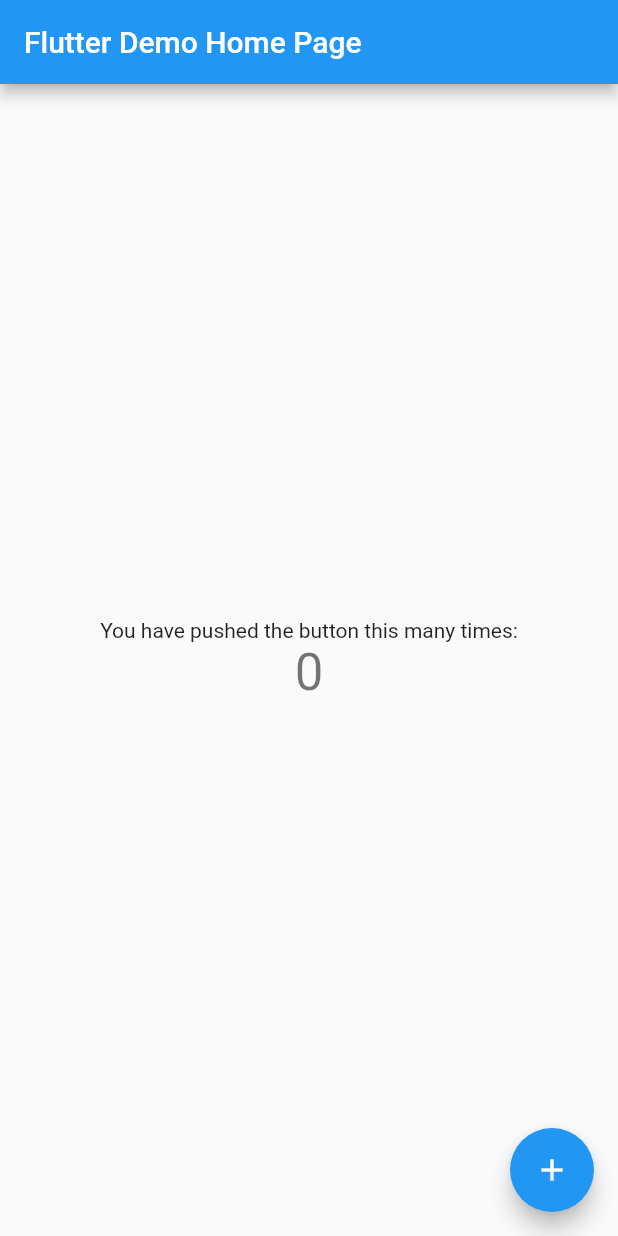
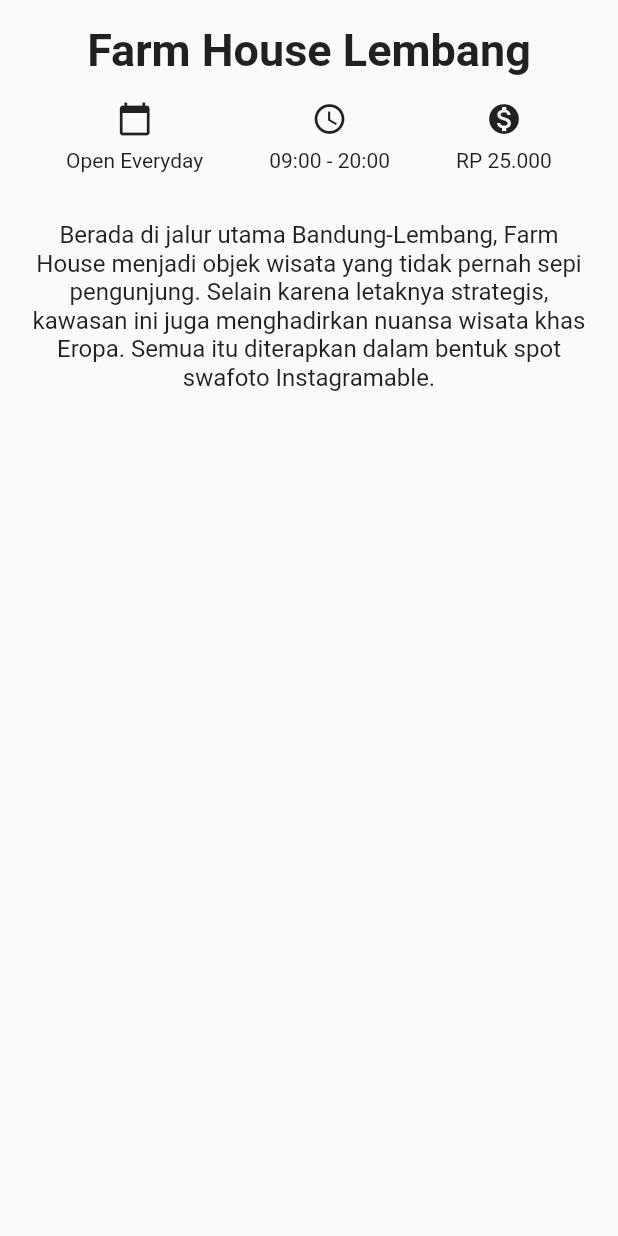
Before and after one commit to roberttijani/wisata_bandung, a Flutter app: the screen it shows after launch, on a phone screen of 412 x 824 dp. Run offline on Flutter 3.47's test engine with Material 2 defaults, Android fonts, the phone set to English and light mode, and no system bars.

Commit message:
update main.dart

```diff
--- a/lib/main.dart
+++ b/lib/main.dart
@@ -1,115 +1,77 @@
 import 'package:flutter/material.dart';
 
-void main() {
-  runApp(const MyApp());
-}
+void main() => runApp(MyApp());
 
 class MyApp extends StatelessWidget {
-  const MyApp({Key? key}) : super(key: key);
-
-  // This widget is the root of your application.
   @override
   Widget build(BuildContext context) {
     return MaterialApp(
-      title: 'Flutter Demo',
-      theme: ThemeData(
-        // This is the theme of your application.
-        //
-        // Try running your application with "flutter run". You'll see the
-        // application has a blue toolbar. Then, without quitting the app, try
-        // changing the primarySwatch below to Colors.green and then invoke
-        // "hot reload" (press "r" in the console where you ran "flutter run",
-        // or simply save your changes to "hot reload" in a Flutter IDE).
-        // Notice that the counter didn't reset back to zero; the application
-        // is not restarted.
-        primarySwatch: Colors.blue,
-      ),
-      home: const MyHomePage(title: 'Flutter Demo Home Page'),
+      title: 'Wisata Bandung',
+      theme: ThemeData(),
+      home: DetailScreen(),
     );
   }
 }
 
-class MyHomePage extends StatefulWidget {
-  const MyHomePage({Key? key, required this.title}) : super(key: key);
-
-  // This widget is the home page of your application. It is stateful, meaning
-  // that it has a State object (defined below) that contains fields that affect
-  // how it looks.
-
-  // This class is the configuration for the state. It holds the values (in this
-  // case the title) provided by the parent (in this case the App widget) and
-  // used by the build method of the State. Fields in a Widget subclass are
-  // always marked "final".
-
-  final String title;
-
-  @override
-  State<MyHomePage> createState() => _MyHomePageState();
-}
-
-class _MyHomePageState extends State<MyHomePage> {
-  int _counter = 0;
-
-  void _incrementCounter() {
-    setState(() {
-      // This call to setState tells the Flutter framework that something has
-      // changed in this State, which causes it to rerun the build method below
-      // so that the display can reflect the updated values. If we changed
-      // _counter without calling setState(), then the build method would not be
-      // called again, and so nothing would appear to happen.
-      _counter++;
-    });
-  }
-
+class DetailScreen extends StatelessWidget {
   @override
   Widget build(BuildContext context) {
-    // This method is rerun every time setState is called, for instance as done
-    // by the _incrementCounter method above.
-    //
-    // The Flutter framework has been optimized to make rerunning build methods
-    // fast, so that you can just rebuild anything that needs updating rather
-    // than having to individually change instances of widgets.
     return Scaffold(
-      appBar: AppBar(
-        // Here we take the value from the MyHomePage object that was created by
-        // the App.build method, and use it to set our appbar title.
-        title: Text(widget.title),
-      ),
-      body: Center(
-        // Center is a layout widget. It takes a single child and positions it
-        // in the middle of the parent.
+      body: SafeArea(
         child: Column(
-          // Column is also a layout widget. It takes a list of children and
-          // arranges them vertically. By default, it sizes itself to fit its
-          // children horizontally, and tries to be as tall as its parent.
-          //
-          // Invoke "debug painting" (press "p" in the console, choose the
-          // "Toggle Debug Paint" action from the Flutter Inspector in Android
-          // Studio, or the "Toggle Debug Paint" command in Visual Studio Code)
-          // to see the wireframe for each widget.
-          //
-          // Column has various properties to control how it sizes itself and
-          // how it positions its children. Here we use mainAxisAlignment to
-          // center the children vertically; the main axis here is the vertical
-          // axis because Columns are vertical (the cross axis would be
-          // horizontal).
-          mainAxisAlignment: MainAxisAlignment.center,
+          crossAxisAlignment: CrossAxisAlignment.stretch,
           children: <Widget>[
-            const Text(
-              'You have pushed the button this many times:',
+            Container(
+              margin: EdgeInsets.only(top: 16.0),
+              child: Text(
+                'Farm House Lembang',
+                textAlign: TextAlign.center,
+                style: TextStyle(
+                  fontSize: 30.0,
+                  fontWeight: FontWeight.bold,
+                ),
+              ),
             ),
-            Text(
-              '$_counter',
-              style: Theme.of(context).textTheme.headline4,
+            Container(
+              margin: EdgeInsets.symmetric(vertical: 16.0),
+              child: Row(
+                mainAxisAlignment: MainAxisAlignment.spaceEvenly,
+                children: <Widget>[
+                  Column(
+                    children: <Widget>[
+                      Icon(Icons.calendar_today),
+                      SizedBox(height: 8.0),
+                      Text('Open Everyday'),
+                    ],
+                  ),
+                  Column(
+                    children: <Widget>[
+                      Icon(Icons.access_time),
+                      SizedBox(height: 8.0),
+                      Text('09:00 - 20:00'),
+                    ],
+                  ),
+                  Column(
+                    children: <Widget>[
+                      Icon(Icons.monetization_on),
+                      SizedBox(height: 8.0),
+                      Text('RP 25.000'),
+                    ],
+                  ),
+                ],
+              ),
+            ),
+            Container(
+              padding: EdgeInsets.all(16.0),
+              child: Text(
+                'Berada di jalur utama Bandung-Lembang, Farm House menjadi objek wisata yang tidak pernah sepi pengunjung. Selain karena letaknya strategis, kawasan ini juga menghadirkan nuansa wisata khas Eropa. Semua itu diterapkan dalam bentuk spot swafoto Instagramable.',
+                textAlign: TextAlign.center,
+                style: TextStyle(fontSize: 16.0),
+              ),
             ),
           ],
         ),
       ),
-      floatingActionButton: FloatingActionButton(
-        onPressed: _incrementCounter,
-        tooltip: 'Increment',
-        child: const Icon(Icons.add),
-      ), // This trailing comma makes auto-formatting nicer for build methods.
     );
   }
 }
```
Also changed, not shown: 1 other file.
